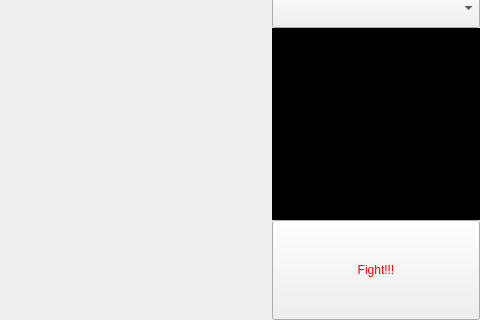
Qt form src/mainwindow.ui (snow-boy/AutoGobang) before a commit; both pictures show x 353 to 833 and y 285 to 605 of the 833 by 605 pixel window.
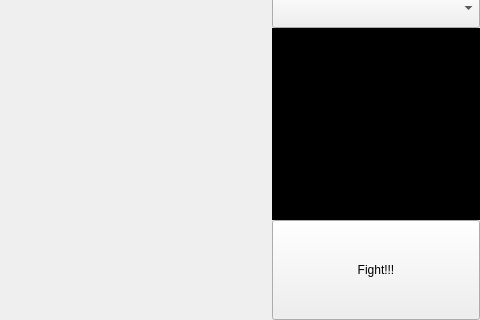
The same form after that commit. Custom widgets are drawn as their Qt base class.

What changed in the file:
```diff
--- a/src/mainwindow.ui
+++ b/src/mainwindow.ui
@@ -144,7 +144,7 @@
           </size>
          </property>
          <property name="styleSheet">
-          <string notr="true">color:red;</string>
+          <string notr="true">font: 18pt &quot;微软雅黑&quot;;</string>
          </property>
          <property name="text">
           <string>Fight!!!</string>
```
Left out of the diff: 2 changed lines with no effect on the pictures.
